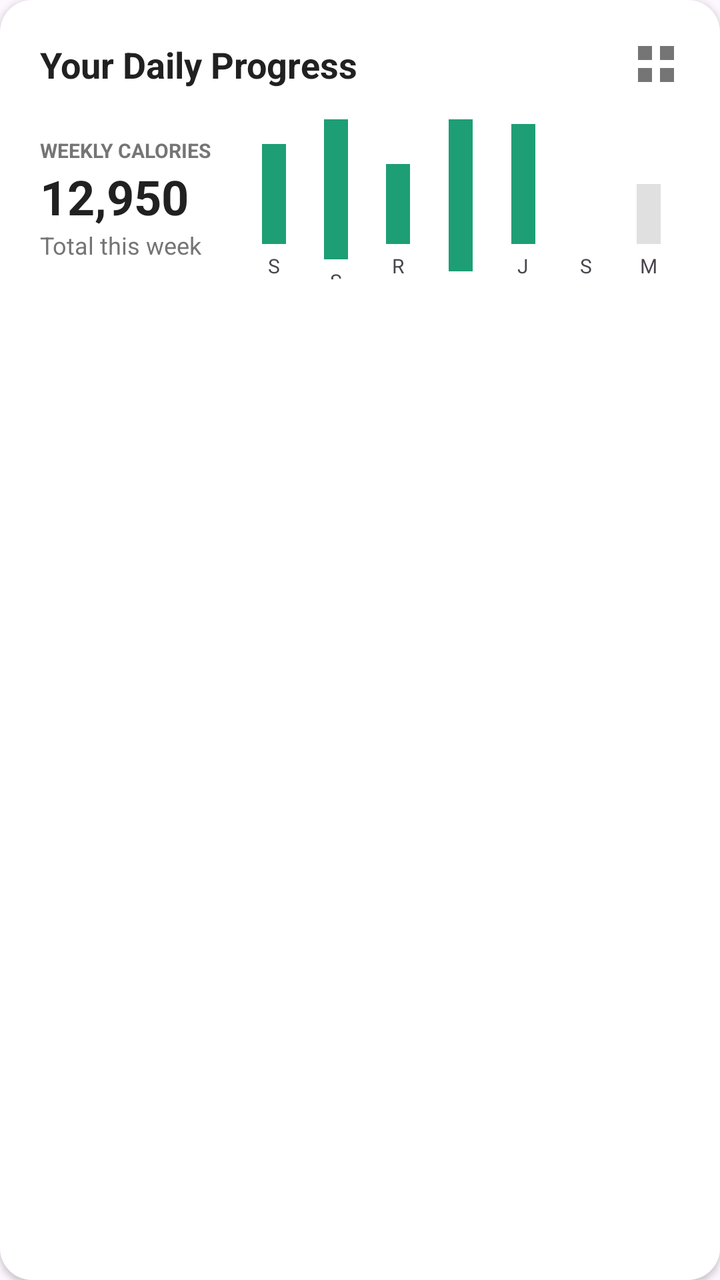
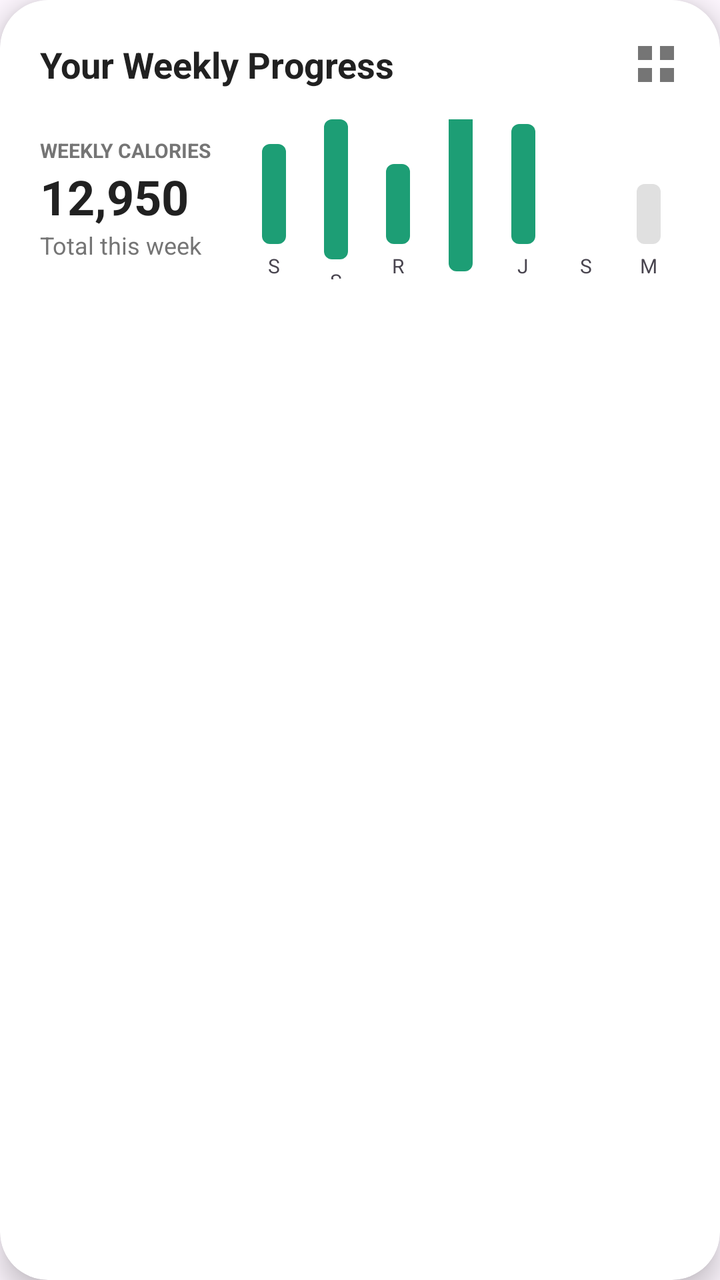

An Android layout rendered at two revisions. The XML below is the earlier revision; the diff shows what the commit changed to produce the second picture.
<!-- AndroidManifest.xml: application theme Theme.SmartBite -->
<!-- res/layout/item_weekly_progress.xml -->
<?xml version="1.0" encoding="utf-8"?>
<androidx.constraintlayout.widget.ConstraintLayout xmlns:android="http://schemas.android.com/apk/res/android"
    xmlns:app="http://schemas.android.com/apk/res-auto"
    android:layout_width="match_parent"
    android:layout_height="match_parent"
    android:padding="20dp"
    android:background="@drawable/bg_daily_progress_card"
    android:elevation="2dp">

    <TextView
        android:id="@+id/tv_weekly_title"
        android:layout_width="wrap_content"
        android:layout_height="wrap_content"
        android:text="Your Daily Progress"
        android:textColor="@color/text_black_bold"
        android:textSize="18sp"
        android:textStyle="bold"
        app:layout_constraintStart_toStartOf="parent"
        app:layout_constraintTop_toTopOf="parent" />

    <ImageView
        android:id="@+id/iv_more_weekly"
        android:layout_width="24dp"
        android:layout_height="24dp"
        android:src="@drawable/ic_grid_custom"
        app:layout_constraintEnd_toEndOf="parent"
        app:layout_constraintTop_toTopOf="@+id/tv_weekly_title"
        app:tint="@color/text_subtitle" />

    <LinearLayout
        android:id="@+id/weekly_info_container"
        android:layout_width="wrap_content"
        android:layout_height="wrap_content"
        android:layout_marginTop="24dp"
        android:orientation="vertical"
        app:layout_constraintStart_toStartOf="parent"
        app:layout_constraintTop_toBottomOf="@+id/tv_weekly_title">

        <TextView
            android:layout_width="wrap_content"
            android:layout_height="wrap_content"
            android:text="WEEKLY CALORIES"
            android:textColor="@color/text_subtitle"
            android:textSize="10sp"
            android:textStyle="bold" />

        <TextView
            android:layout_width="wrap_content"
            android:layout_height="wrap_content"
            android:text="12,950"
            android:textColor="@color/text_black_bold"
            android:textSize="24sp"
            android:textStyle="bold" />

        <TextView
            android:layout_width="wrap_content"
            android:layout_height="wrap_content"
            android:text="Total this week"
            android:textColor="@color/text_subtitle"
            android:textSize="12sp" />
    </LinearLayout>

    
    <LinearLayout
        android:layout_width="0dp"
        android:layout_height="80dp"
        android:layout_marginStart="16dp"
        android:gravity="bottom"
        android:orientation="horizontal"
        app:layout_constraintBottom_toBottomOf="@+id/weekly_info_container"
        app:layout_constraintEnd_toEndOf="parent"
        app:layout_constraintStart_toEndOf="@+id/weekly_info_container"
        app:layout_constraintTop_toTopOf="@+id/weekly_info_container">

        
        <LinearLayout
            android:layout_width="0dp"
            android:layout_height="match_parent"
            android:layout_weight="1"
            android:gravity="center_horizontal|bottom"
            android:orientation="vertical">
            <View
                android:layout_width="12dp"
                android:layout_height="50dp"
                android:background="@color/brand_green" />
            <TextView
                android:layout_width="wrap_content"
                android:layout_height="wrap_content"
                android:layout_marginTop="4dp"
                android:text="S"
                android:textSize="10sp" />
        </LinearLayout>

        
        <LinearLayout
            android:layout_width="0dp"
            android:layout_height="match_parent"
            android:layout_weight="1"
            android:gravity="center_horizontal|bottom"
            android:orientation="vertical">
            <View
                android:layout_width="12dp"
                android:layout_height="70dp"
                android:background="@color/brand_green" />
            <TextView
                android:layout_width="wrap_content"
                android:layout_height="wrap_content"
                android:layout_marginTop="4dp"
                android:text="S"
                android:textSize="10sp" />
        </LinearLayout>

        
        <LinearLayout
            android:layout_width="0dp"
            android:layout_height="match_parent"
            android:layout_weight="1"
            android:gravity="center_horizontal|bottom"
            android:orientation="vertical">
            <View
                android:layout_width="12dp"
                android:layout_height="40dp"
                android:background="@color/brand_green" />
            <TextView
                android:layout_width="wrap_content"
                android:layout_height="wrap_content"
                android:layout_marginTop="4dp"
                android:text="R"
                android:textSize="10sp" />
        </LinearLayout>

        
        <LinearLayout
            android:layout_width="0dp"
            android:layout_height="match_parent"
            android:layout_weight="1"
            android:gravity="center_horizontal|bottom"
            android:orientation="vertical">
            <View
                android:layout_width="12dp"
                android:layout_height="80dp"
                android:background="@color/brand_green" />
            <TextView
                android:layout_width="wrap_content"
                android:layout_height="wrap_content"
                android:layout_marginTop="4dp"
                android:text="K"
                android:textSize="10sp" />
        </LinearLayout>

        
        <LinearLayout
            android:layout_width="0dp"
            android:layout_height="match_parent"
            android:layout_weight="1"
            android:gravity="center_horizontal|bottom"
            android:orientation="vertical">
            <View
                android:layout_width="12dp"
                android:layout_height="60dp"
                android:background="@color/brand_green" />
            <TextView
                android:layout_width="wrap_content"
                android:layout_height="wrap_content"
                android:layout_marginTop="4dp"
                android:text="J"
                android:textSize="10sp" />
        </LinearLayout>

        
        <LinearLayout
            android:layout_width="0dp"
            android:layout_height="match_parent"
            android:layout_weight="1"
            android:gravity="center_horizontal|bottom"
            android:orientation="vertical">
            <View
                android:layout_width="12dp"
                android:layout_height="0dp"
                android:background="#E0E0E0" />
            <TextView
                android:layout_width="wrap_content"
                android:layout_height="wrap_content"
                android:layout_marginTop="4dp"
                android:text="S"
                android:textSize="10sp" />
        </LinearLayout>

        
        <LinearLayout
            android:layout_width="0dp"
            android:layout_height="match_parent"
            android:layout_weight="1"
            android:gravity="center_horizontal|bottom"
            android:orientation="vertical">
            <View
                android:layout_width="12dp"
                android:layout_height="30dp"
                android:background="#E0E0E0" />
            <TextView
                android:layout_width="wrap_content"
                android:layout_height="wrap_content"
                android:layout_marginTop="4dp"
                android:text="M"
                android:textSize="10sp" />
        </LinearLayout>

    </LinearLayout>

</androidx.constraintlayout.widget.ConstraintLayout>
<!-- resources referenced by this layout -->
<resources>
  <color name="brand_green">#1D9E75</color>
  <color name="text_black_bold">#212121</color>
  <color name="text_subtitle">#757575</color>
  <!-- drawable bg_daily_progress_card (drawable) -->
  <?xml version="1.0" encoding="utf-8"?>
  <shape xmlns:android="http://schemas.android.com/apk/res/android">
      <solid android:color="@color/white" />
      <corners android:radius="16dp" />
  </shape>
  <!-- drawable ic_grid_custom (drawable) -->
  <vector xmlns:android="http://schemas.android.com/apk/res/android"
      android:width="24dp"
      android:height="24dp"
      android:viewportWidth="24"
      android:viewportHeight="24">
      <path
          android:fillColor="#000000"
          android:pathData="M3,3h7v7H3V3zm11,0h7v7h-7V3zm-11,11h7v7H3v-7zm11,0h7v7h-7v-7z" />
  </vector>
  <style name="Theme.SmartBite" parent="Theme.Material3.DayNight.NoActionBar">
          
          <item name="colorPrimary">@color/purple_500</item>
          <item name="colorOnPrimary">@color/white</item>
          
          <item name="colorSecondary">@color/teal_200</item>
          <item name="colorOnSecondary">@color/black</item>
          
          <item name="colorSecondaryContainer">@color/nav_glow_green</item>
          <item name="colorOnSecondaryContainer">@color/nav_active_green</item>
          
          <item name="android:statusBarColor">@android:color/transparent</item>
          <item name="android:navigationBarColor">@android:color/transparent</item>
          <item name="android:windowLayoutInDisplayCutoutMode" tools:targetApi="o_mr1">shortEdges</item>
          
      </style>
  <color name="white">#FFFFFFFF</color>
  <color name="purple_500">#3F7E03</color>
  <color name="teal_200">#FF03DAC5</color>
  <color name="black">#FF000000</color>
  <color name="nav_glow_green">#1A34A853</color>
  <color name="nav_active_green">#34A853</color>
</resources>

<!-- the commit's change to res/layout/item_weekly_progress.xml (unified diff, before → after) -->
@@ -1,210 +1,220 @@
 <?xml version="1.0" encoding="utf-8"?>
-<androidx.constraintlayout.widget.ConstraintLayout xmlns:android="http://schemas.android.com/apk/res/android"
+<com.google.android.material.card.MaterialCardView xmlns:android="http://schemas.android.com/apk/res/android"
     xmlns:app="http://schemas.android.com/apk/res-auto"
     android:layout_width="match_parent"
     android:layout_height="match_parent"
-    android:padding="20dp"
-    android:background="@drawable/bg_daily_progress_card"
-    android:elevation="2dp">
-
-    <TextView
-        android:id="@+id/tv_weekly_title"
-        android:layout_width="wrap_content"
-        android:layout_height="wrap_content"
-        android:text="Your Daily Progress"
-        android:textColor="@color/text_black_bold"
-        android:textSize="18sp"
-        android:textStyle="bold"
-        app:layout_constraintStart_toStartOf="parent"
-        app:layout_constraintTop_toTopOf="parent" />
-
-    <ImageView
-        android:id="@+id/iv_more_weekly"
-        android:layout_width="24dp"
-        android:layout_height="24dp"
-        android:src="@drawable/ic_grid_custom"
-        app:layout_constraintEnd_toEndOf="parent"
-        app:layout_constraintTop_toTopOf="@+id/tv_weekly_title"
-        app:tint="@color/text_subtitle" />
-
-    <LinearLayout
-        android:id="@+id/weekly_info_container"
-        android:layout_width="wrap_content"
-        android:layout_height="wrap_content"
-        android:layout_marginTop="24dp"
-        android:orientation="vertical"
-        app:layout_constraintStart_toStartOf="parent"
-        app:layout_constraintTop_toBottomOf="@+id/tv_weekly_title">
+    android:layout_margin="12dp"
+    app:cardCornerRadius="24dp"
+    app:cardElevation="8dp"
+    app:cardBackgroundColor="@color/white"
+    app:strokeWidth="0dp">
+
+    <androidx.constraintlayout.widget.ConstraintLayout
+        android:layout_width="match_parent"
+        android:layout_height="match_parent"
+        android:padding="20dp">
 
         <TextView
+            android:id="@+id/tv_weekly_title"
             android:layout_width="wrap_content"
             android:layout_height="wrap_content"
-            android:text="WEEKLY CALORIES"
-            android:textColor="@color/text_subtitle"
-            android:textSize="10sp"
-            android:textStyle="bold" />
-
-        <TextView
+            android:text="Your Weekly Progress"
+            android:textColor="@color/text_black_bold"
+            android:textSize="18sp"
+            android:textStyle="bold"
+            app:layout_constraintStart_toStartOf="parent"
+            app:layout_constraintTop_toTopOf="parent" />
+
+        <ImageView
+            android:id="@+id/iv_more_weekly"
+            android:layout_width="24dp"
+            android:layout_height="24dp"
+            android:src="@drawable/ic_grid_custom"
+            app:layout_constraintEnd_toEndOf="parent"
+            app:layout_constraintTop_toTopOf="@+id/tv_weekly_title"
+            app:tint="@color/text_subtitle" />
+
+        <LinearLayout
+            android:id="@+id/weekly_info_container"
             android:layout_width="wrap_content"
             android:layout_height="wrap_content"
-            android:text="12,950"
-            android:textColor="@color/text_black_bold"
-            android:textSize="24sp"
-            android:textStyle="bold" />
-
-        <TextView
-            android:layout_width="wrap_content"
-            android:layout_height="wrap_content"
-            android:text="Total this week"
-            android:textColor="@color/text_subtitle"
-            android:textSize="12sp" />
-    </LinearLayout>
-
-    
-    <LinearLayout
-        android:layout_width="0dp"
-        android:layout_height="80dp"
-        android:layout_marginStart="16dp"
-        android:gravity="bottom"
-        android:orientation="horizontal"
-        app:layout_constraintBottom_toBottomOf="@+id/weekly_info_container"
-        app:layout_constraintEnd_toEndOf="parent"
-        app:layout_constraintStart_toEndOf="@+id/weekly_info_container"
-        app:layout_constraintTop_toTopOf="@+id/weekly_info_container">
+            android:layout_marginTop="24dp"
+            android:orientation="vertical"
+            app:layout_constraintStart_toStartOf="parent"
+            app:layout_constraintTop_toBottomOf="@+id/tv_weekly_title">
+
+            <TextView
+                android:layout_width="wrap_content"
+                android:layout_height="wrap_content"
+                android:text="WEEKLY CALORIES"
+                android:textColor="@color/text_subtitle"
+                android:textSize="10sp"
+                android:textStyle="bold" />
+
+            <TextView
+                android:layout_width="wrap_content"
+                android:layout_height="wrap_content"
+                android:text="12,950"
+                android:textColor="@color/text_black_bold"
+                android:textSize="24sp"
+                android:textStyle="bold" />
+
+            <TextView
+                android:layout_width="wrap_content"
+                android:layout_height="wrap_content"
+                android:text="Total this week"
+                android:textColor="@color/text_subtitle"
+                android:textSize="12sp" />
+        </LinearLayout>
 
         
         <LinearLayout
             android:layout_width="0dp"
-            android:layout_height="match_parent"
-            android:layout_weight="1"
-            android:gravity="center_horizontal|bottom"
-            android:orientation="vertical">
-            <View
-                android:layout_width="12dp"
-                android:layout_height="50dp"
-                android:background="@color/brand_green" />
-            <TextView
-                android:layout_width="wrap_content"
-                android:layout_height="wrap_content"
-                android:layout_marginTop="4dp"
-                android:text="S"
-                android:textSize="10sp" />
+            android:layout_height="80dp"
+            android:layout_marginStart="16dp"
+            android:gravity="bottom"
+            android:orientation="horizontal"
+            app:layout_constraintBottom_toBottomOf="@+id/weekly_info_container"
+            app:layout_constraintEnd_toEndOf="parent"
+            app:layout_constraintStart_toEndOf="@+id/weekly_info_container"
+            app:layout_constraintTop_toTopOf="@+id/weekly_info_container">
+
+            
+            <LinearLayout
+                android:layout_width="0dp"
+                android:layout_height="match_parent"
+                android:layout_weight="1"
+                android:gravity="center_horizontal|bottom"
+                android:orientation="vertical">
+                <View
+                    android:layout_width="12dp"
+                    android:layout_height="50dp"
+                    android:background="@drawable/bg_bar_chart"
+                    android:backgroundTint="@color/brand_green" />
+                <TextView
+                    android:layout_width="wrap_content"
+                    android:layout_height="wrap_content"
+                    android:layout_marginTop="4dp"
+                    android:text="S"
+                    android:textSize="10sp" />
+            </LinearLayout>
+
+            <LinearLayout
+                android:layout_width="0dp"
+                android:layout_height="match_parent"
+                android:layout_weight="1"
+                android:gravity="center_horizontal|bottom"
+                android:orientation="vertical">
+                <View
+                    android:layout_width="12dp"
+                    android:layout_height="70dp"
+                    android:background="@drawable/bg_bar_chart"
+                    android:backgroundTint="@color/brand_green" />
+                <TextView
+                    android:layout_width="wrap_content"
+                    android:layout_height="wrap_content"
+                    android:layout_marginTop="4dp"
+                    android:text="S"
+                    android:textSize="10sp" />
+            </LinearLayout>
+
+            <LinearLayout
+                android:layout_width="0dp"
+                android:layout_height="match_parent"
+                android:layout_weight="1"
+                android:gravity="center_horizontal|bottom"
+                android:orientation="vertical">
+                <View
+                    android:layout_width="12dp"
+                    android:layout_height="40dp"
+                    android:background="@drawable/bg_bar_chart"
+                    android:backgroundTint="@color/brand_green" />
+                <TextView
+                    android:layout_width="wrap_content"
+                    android:layout_height="wrap_content"
+                    android:layout_marginTop="4dp"
+                    android:text="R"
+                    android:textSize="10sp" />
+            </LinearLayout>
+
+            <LinearLayout
+                android:layout_width="0dp"
+                android:layout_height="match_parent"
+                android:layout_weight="1"
+                android:gravity="center_horizontal|bottom"
+                android:orientation="vertical">
+                <View
+                    android:layout_width="12dp"
+                    android:layout_height="80dp"
+                    android:background="@drawable/bg_bar_chart"
+                    android:backgroundTint="@color/brand_green" />
+                <TextView
+                    android:layout_width="wrap_content"
+                    android:layout_height="wrap_content"
+                    android:layout_marginTop="4dp"
+                    android:text="K"
+                    android:textSize="10sp" />
+            </LinearLayout>
+
+            <LinearLayout
+                android:layout_width="0dp"
+                android:layout_height="match_parent"
+                android:layout_weight="1"
+                android:gravity="center_horizontal|bottom"
+                android:orientation="vertical">
+                <View
+                    android:layout_width="12dp"
+                    android:layout_height="60dp"
+                    android:background="@drawable/bg_bar_chart"
+                    android:backgroundTint="@color/brand_green" />
+                <TextView
+                    android:layout_width="wrap_content"
+                    android:layout_height="wrap_content"
+                    android:layout_marginTop="4dp"
+                    android:text="J"
+                    android:textSize="10sp" />
+            </LinearLayout>
+
+            <LinearLayout
+                android:layout_width="0dp"
+                android:layout_height="match_parent"
+                android:layout_weight="1"
+                android:gravity="center_horizontal|bottom"
+                android:orientation="vertical">
+                <View
+                    android:layout_width="12dp"
+                    android:layout_height="0dp"
+                    android:background="@drawable/bg_bar_chart"
+                    android:backgroundTint="#E0E0E0" />
+                <TextView
+                    android:layout_width="wrap_content"
+                    android:layout_height="wrap_content"
+                    android:layout_marginTop="4dp"
+                    android:text="S"
+                    android:textSize="10sp" />
+            </LinearLayout>
+
+            <LinearLayout
+                android:layout_width="0dp"
+                android:layout_height="match_parent"
+                android:layout_weight="1"
+                android:gravity="center_horizontal|bottom"
+                android:orientation="vertical">
+                <View
+                    android:layout_width="12dp"
+                    android:layout_height="30dp"
+                    android:background="@drawable/bg_bar_chart"
+                    android:backgroundTint="#E0E0E0" />
+                <TextView
+                    android:layout_width="wrap_content"
+                    android:layout_height="wrap_content"
+                    android:layout_marginTop="4dp"
+                    android:text="M"
+                    android:textSize="10sp" />
+            </LinearLayout>
+
         </LinearLayout>
 
-        
-        <LinearLayout
-            android:layout_width="0dp"
-            android:layout_height="match_parent"
-            android:layout_weight="1"
-            android:gravity="center_horizontal|bottom"
-            android:orientation="vertical">
-            <View
-                android:layout_width="12dp"
-                android:layout_height="70dp"
-                android:background="@color/brand_green" />
-            <TextView
-                android:layout_width="wrap_content"
-                android:layout_height="wrap_content"
-                android:layout_marginTop="4dp"
-                android:text="S"
-                android:textSize="10sp" />
-        </LinearLayout>
-
-        
-        <LinearLayout
-            android:layout_width="0dp"
-            android:layout_height="match_parent"
-            android:layout_weight="1"
-            android:gravity="center_horizontal|bottom"
-            android:orientation="vertical">
-            <View
-                android:layout_width="12dp"
-                android:layout_height="40dp"
-                android:background="@color/brand_green" />
-            <TextView
-                android:layout_width="wrap_content"
-                android:layout_height="wrap_content"
-                android:layout_marginTop="4dp"
-                android:text="R"
-                android:textSize="10sp" />
-        </LinearLayout>
-
-        
-        <LinearLayout
-            android:layout_width="0dp"
-            android:layout_height="match_parent"
-            android:layout_weight="1"
-            android:gravity="center_horizontal|bottom"
-            android:orientation="vertical">
-            <View
-                android:layout_width="12dp"
-                android:layout_height="80dp"
-                android:background="@color/brand_green" />
-            <TextView
-                android:layout_width="wrap_content"
-                android:layout_height="wrap_content"
-                android:layout_marginTop="4dp"
-                android:text="K"
-                android:textSize="10sp" />
-        </LinearLayout>
-
-        
-        <LinearLayout
-            android:layout_width="0dp"
-            android:layout_height="match_parent"
-            android:layout_weight="1"
-            android:gravity="center_horizontal|bottom"
-            android:orientation="vertical">
-            <View
-                android:layout_width="12dp"
-                android:layout_height="60dp"
-                android:background="@color/brand_green" />
-            <TextView
-                android:layout_width="wrap_content"
-                android:layout_height="wrap_content"
-                android:layout_marginTop="4dp"
-                android:text="J"
-                android:textSize="10sp" />
-        </LinearLayout>
-
-        
-        <LinearLayout
-            android:layout_width="0dp"
-            android:layout_height="match_parent"
-            android:layout_weight="1"
-            android:gravity="center_horizontal|bottom"
-            android:orientation="vertical">
-            <View
-                android:layout_width="12dp"
-                android:layout_height="0dp"
-                android:background="#E0E0E0" />
-            <TextView
-                android:layout_width="wrap_content"
-                android:layout_height="wrap_content"
-                android:layout_marginTop="4dp"
-                android:text="S"
-                android:textSize="10sp" />
-        </LinearLayout>
-
-        
-        <LinearLayout
-            android:layout_width="0dp"
-            android:layout_height="match_parent"
-            android:layout_weight="1"
-            android:gravity="center_horizontal|bottom"
-            android:orientation="vertical">
-            <View
-                android:layout_width="12dp"
-                android:layout_height="30dp"
-                android:background="#E0E0E0" />
-            <TextView
-                android:layout_width="wrap_content"
-                android:layout_height="wrap_content"
-                android:layout_marginTop="4dp"
-                android:text="M"
-                android:textSize="10sp" />
-        </LinearLayout>
-
-    </LinearLayout>
-
-</androidx.constraintlayout.widget.ConstraintLayout>
+    </androidx.constraintlayout.widget.ConstraintLayout>
+
+</com.google.android.material.card.MaterialCardView>
<!-- resource entries referenced after the edit -->
@@ -3,12 +3,6 @@
   <color name="brand_green">#1D9E75</color>
   <color name="text_black_bold">#212121</color>
   <color name="text_subtitle">#757575</color>
-  <!-- drawable bg_daily_progress_card (drawable) -->
-  <?xml version="1.0" encoding="utf-8"?>
-  <shape xmlns:android="http://schemas.android.com/apk/res/android">
-      <solid android:color="@color/white" />
-      <corners android:radius="16dp" />
-  </shape>
   <!-- drawable ic_grid_custom (drawable) -->
   <vector xmlns:android="http://schemas.android.com/apk/res/android"
       android:width="24dp"
@@ -36,6 +30,12 @@
           
       </style>
   <color name="white">#FFFFFFFF</color>
+  <!-- drawable bg_bar_chart (drawable) -->
+  <?xml version="1.0" encoding="utf-8"?>
+  <shape xmlns:android="http://schemas.android.com/apk/res/android">
+      <corners android:radius="4dp" />
+      <solid android:color="@color/brand_green" />
+  </shape>
   <color name="purple_500">#3F7E03</color>
   <color name="teal_200">#FF03DAC5</color>
   <color name="black">#FF000000</color>
